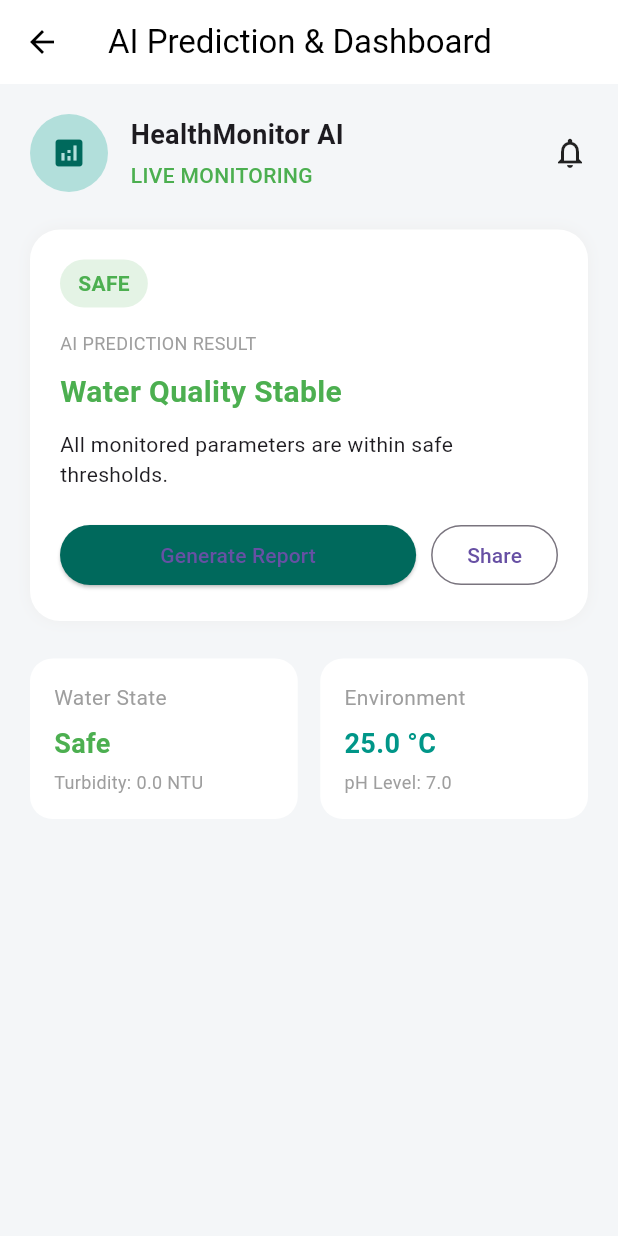
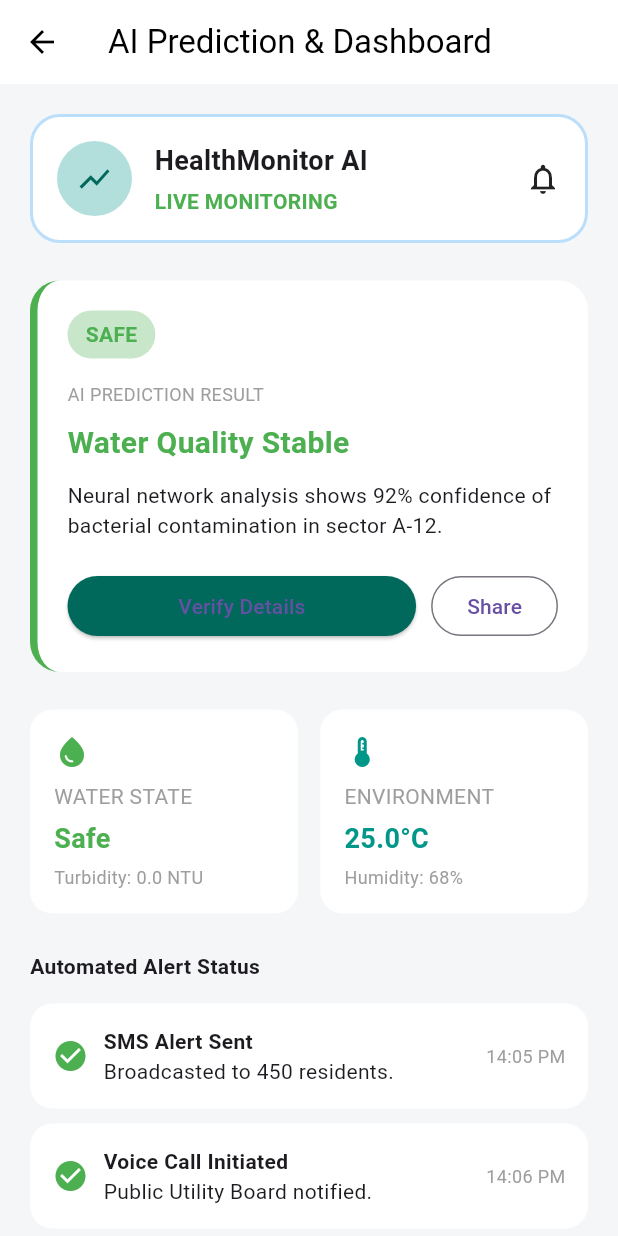
Before and after one commit to mraghavimohan-cpu/Smart_Aqua_Health, a Flutter app: the AiPredictionScreen screen opened directly with empty values, on a phone screen of 412 x 824 dp. Run offline on Flutter 3.47's test engine with Material 3 defaults, Android fonts, the phone set to English and light mode, and no system bars.

Commit message:
full working user interface frontend

```diff
--- a/smart_aqua/lib/screens/ai_prediction_screen.dart
+++ b/smart_aqua/lib/screens/ai_prediction_screen.dart
@@ -1,4 +1,5 @@
 import 'package:flutter/material.dart';
+import 'final_report_screen.dart';
 
 class AiPredictionScreen extends StatelessWidget {
   final Map<String, double> waterData;
@@ -11,22 +12,16 @@ class AiPredictionScreen extends StatelessWidget {
   @override
   Widget build(BuildContext context) {
     final double turbidity = waterData["Turbidity"] ?? 0;
-    final double ph = waterData["pH Level"] ?? 7;
     final double temperature = waterData["Temperature"] ?? 25;
 
-    /// Simple AI Risk Logic
-    bool highRisk = turbidity > 5 || ph > 8.5 || ph < 6.5;
-
-    String riskLabel = highRisk ? "HIGH RISK" : "SAFE";
-    Color riskColor = highRisk ? Colors.red : Colors.green;
-    String disease = highRisk ? "Cholera" : "No Major Threat";
+    bool highRisk = turbidity > 5;
 
     return Scaffold(
       backgroundColor: const Color(0xFFF4F6F8),
 
       appBar: AppBar(
+        elevation: 0,
         backgroundColor: Colors.white,
-        elevation: 0,
         iconTheme: const IconThemeData(color: Colors.black),
         title: const Text(
           "AI Prediction & Dashboard",
@@ -40,13 +35,23 @@ class AiPredictionScreen extends StatelessWidget {
           crossAxisAlignment: CrossAxisAlignment.start,
           children: [
 
-            /// HEADER
-            Row(
+            /// HEADER CARD
+            Container(
+              padding: const EdgeInsets.all(16),
+              decoration: BoxDecoration(
+                color: Colors.white,
+                borderRadius: BorderRadius.circular(20),
+                border: Border.all(
+                  color: Colors.blue.shade100,
+                  width: 2,
+                ),
+              ),
+              child: Row(
                 children: [
                   CircleAvatar(
-                  radius: 26,
+                    radius: 25,
                     backgroundColor: Colors.teal[100],
-                  child: Icon(Icons.analytics,
+                    child: Icon(Icons.show_chart,
                         color: Colors.teal[800]),
                   ),
                   const SizedBox(width: 15),
@@ -58,16 +63,16 @@ class AiPredictionScreen extends StatelessWidget {
                         "HealthMonitor AI",
                         style: TextStyle(
                             fontSize: 18,
-                        fontWeight: FontWeight.bold,
-                      ),
+                            fontWeight:
+                                FontWeight.bold),
                       ),
                       SizedBox(height: 4),
                       Text(
                         "LIVE MONITORING",
                         style: TextStyle(
                             color: Colors.green,
-                        fontWeight: FontWeight.w500,
-                      ),
+                            fontWeight:
+                                FontWeight.w600),
                       ),
                     ],
                   ),
@@ -75,42 +80,53 @@ class AiPredictionScreen extends StatelessWidget {
                   const Icon(Icons.notifications_none),
                 ],
               ),
+            ),
 
             const SizedBox(height: 25),
 
-            /// MAIN PREDICTION CARD
+            /// MAIN RESULT CARD
             Container(
               padding: const EdgeInsets.all(20),
               decoration: BoxDecoration(
                 color: Colors.white,
-                borderRadius:
-                    BorderRadius.circular(20),
-                boxShadow: [
-                  BoxShadow(
-                    color: Colors.grey.shade200,
-                    blurRadius: 8,
-                  )
-                ],
+                borderRadius: BorderRadius.circular(20),
+                border: Border(
+                  left: BorderSide(
+                    color: highRisk
+                        ? Colors.red
+                        : Colors.green,
+                    width: 5,
+                  ),
+                ),
               ),
               child: Column(
                 crossAxisAlignment:
                     CrossAxisAlignment.start,
                 children: [
 
-                  /// Risk Badge
+                  /// RISK BADGE
                   Container(
-                    padding: const EdgeInsets.symmetric(
-                        horizontal: 12, vertical: 6),
+                    padding:
+                        const EdgeInsets.symmetric(
+                            horizontal: 12,
+                            vertical: 6),
                     decoration: BoxDecoration(
-                      color: riskColor.withOpacity(0.15),
+                      color: highRisk
+                          ? Colors.red[100]
+                          : Colors.green[100],
                       borderRadius:
                           BorderRadius.circular(20),
                     ),
                     child: Text(
-                      riskLabel,
+                      highRisk
+                          ? "HIGH RISK"
+                          : "SAFE",
                       style: TextStyle(
-                        color: riskColor,
-                        fontWeight: FontWeight.bold,
+                        color: highRisk
+                            ? Colors.red
+                            : Colors.green,
+                        fontWeight:
+                            FontWeight.bold,
                       ),
                     ),
                   ),
@@ -120,30 +136,31 @@ class AiPredictionScreen extends StatelessWidget {
                   const Text(
                     "AI PREDICTION RESULT",
                     style: TextStyle(
-                      color: Colors.grey,
                         fontSize: 12,
-                    ),
+                        color: Colors.grey),
                   ),
 
                   const SizedBox(height: 10),
 
                   Text(
                     highRisk
-                        ? "Risk Detected: $disease"
+                        ? "Risk Detected: Cholera"
                         : "Water Quality Stable",
                     style: TextStyle(
                       fontSize: 20,
-                      fontWeight: FontWeight.bold,
-                      color: riskColor,
+                      fontWeight:
+                          FontWeight.bold,
+                      color: highRisk
+                          ? Colors.red
+                          : Colors.green,
                     ),
                   ),
 
                   const SizedBox(height: 10),
 
-                  Text(
-                    highRisk
-                        ? "Model confidence: 92% probability of bacterial contamination."
-                        : "All monitored parameters are within safe thresholds.",
+                  const Text(
+                    "Neural network analysis shows 92% confidence "
+                    "of bacterial contamination in sector A-12.",
                   ),
 
                   const SizedBox(height: 20),
@@ -152,39 +169,31 @@ class AiPredictionScreen extends StatelessWidget {
                     children: [
                       Expanded(
                         child: ElevatedButton(
-                          style: ElevatedButton.styleFrom(
+                          style:
+                              ElevatedButton.styleFrom(
                             backgroundColor:
                                 Colors.teal[800],
                             shape:
                                 RoundedRectangleBorder(
                               borderRadius:
-                                  BorderRadius.circular(
+                                  BorderRadius
+                                      .circular(
                                           20),
                             ),
                           ),
-                          onPressed: () {
-                            Navigator.pushNamed(
-                                context, '/report');
-                          },
-                          child:
-                              const Text("Generate Report"),
+                          onPressed: () {},
+                          child: const Text(
+                              "Verify Details"),
                         ),
                       ),
                       const SizedBox(width: 10),
                       OutlinedButton(
-                        style: OutlinedButton.styleFrom(
-                          shape:
-                              RoundedRectangleBorder(
-                            borderRadius:
-                                BorderRadius.circular(
-                                    20),
+                        onPressed: () {},
+                        child:
+                            const Text("Share"),
                       ),
+                    ],
                   ),
-                        onPressed: () {},
-                        child: const Text("Share"),
-                      )
-                    ],
-                  )
                 ],
               ),
             ),
@@ -195,27 +204,87 @@ class AiPredictionScreen extends StatelessWidget {
             Row(
               children: [
                 Expanded(
-                  child: buildSmallCard(
-                    "Water State",
-                    highRisk
+                  child: buildStatusCard(
+                    icon: Icons.water_drop,
+                    title: "WATER STATE",
+                    value: highRisk
                         ? "Contaminated"
                         : "Safe",
+                    subtitle:
                         "Turbidity: $turbidity NTU",
-                    highRisk
+                    color: highRisk
                         ? Colors.red
                         : Colors.green,
                   ),
                 ),
                 const SizedBox(width: 15),
                 Expanded(
-                  child: buildSmallCard(
-                    "Environment",
-                    "$temperature °C",
-                    "pH Level: $ph",
-                    Colors.teal,
+                  child: buildStatusCard(
+                    icon: Icons.thermostat,
+                    title: "ENVIRONMENT",
+                    value: "$temperature°C",
+                    subtitle: "Humidity: 68%",
+                    color: Colors.teal,
                   ),
                 ),
               ],
+            ),
+
+            const SizedBox(height: 25),
+
+            /// ALERT STATUS
+            const Text(
+              "Automated Alert Status",
+              style:
+                  TextStyle(fontWeight: FontWeight.bold),
+            ),
+            const SizedBox(height: 15),
+
+            buildAlertTile(
+              "SMS Alert Sent",
+              "Broadcasted to 450 residents.",
+              "14:05 PM",
+            ),
+            const SizedBox(height: 10),
+            buildAlertTile(
+              "Voice Call Initiated",
+              "Public Utility Board notified.",
+              "14:06 PM",
+            ),
+
+            const SizedBox(height: 35),
+
+            /// FINAL REPORT BUTTON
+            SizedBox(
+              width: double.infinity,
+              height: 55,
+              child: ElevatedButton(
+                style: ElevatedButton.styleFrom(
+                  backgroundColor:
+                      const Color(0xFF0D1B2A),
+                  shape:
+                      RoundedRectangleBorder(
+                    borderRadius:
+                        BorderRadius.circular(
+                            20),
+                  ),
+                ),
+                onPressed: () {
+                  Navigator.pushNamed(
+                    context,
+                    '/report',
+                    arguments: waterData,
+                  );
+                },
+                child: const Text(
+                  "View Final Report",
+                  style: TextStyle(
+                    fontSize: 16,
+                    fontWeight:
+                        FontWeight.bold,
+                  ),
+                ),
+              ),
             ),
           ],
         ),
@@ -223,11 +292,13 @@ class AiPredictionScreen extends StatelessWidget {
     );
   }
 
-  Widget buildSmallCard(
-      String title,
-      String value,
-      String subtitle,
-      Color color) {
+  Widget buildStatusCard({
+    required IconData icon,
+    required String title,
+    required String value,
+    required String subtitle,
+    required Color color,
+  }) {
     return Container(
       padding: const EdgeInsets.all(16),
       decoration: BoxDecoration(
@@ -239,16 +310,18 @@ class AiPredictionScreen extends StatelessWidget {
         crossAxisAlignment:
             CrossAxisAlignment.start,
         children: [
+          Icon(icon, color: color),
+          const SizedBox(height: 8),
           Text(title,
-              style: const TextStyle(
-                  color: Colors.grey)),
-          const SizedBox(height: 8),
+              style:
+                  const TextStyle(color: Colors.grey)),
+          const SizedBox(height: 5),
           Text(value,
               style: TextStyle(
                   fontSize: 18,
-                fontWeight: FontWeight.bold,
-                color: color,
-              )),
+                  fontWeight:
+                      FontWeight.bold,
+                  color: color)),
           const SizedBox(height: 4),
           Text(subtitle,
               style: const TextStyle(
@@ -258,4 +331,40 @@ class AiPredictionScreen extends StatelessWidget {
       ),
     );
   }
+
+  Widget buildAlertTile(
+      String title, String subtitle, String time) {
+    return Container(
+      padding: const EdgeInsets.all(15),
+      decoration: BoxDecoration(
+        color: Colors.white,
+        borderRadius:
+            BorderRadius.circular(15),
+      ),
+      child: Row(
+        children: [
+          const Icon(Icons.check_circle,
+              color: Colors.green),
+          const SizedBox(width: 10),
+          Expanded(
+            child: Column(
+              crossAxisAlignment:
+                  CrossAxisAlignment.start,
+              children: [
+                Text(title,
+                    style: const TextStyle(
+                        fontWeight:
+                            FontWeight.bold)),
+                Text(subtitle),
+              ],
+            ),
+          ),
+          Text(time,
+              style: const TextStyle(
+                  fontSize: 12,
+                  color: Colors.grey)),
+        ],
+      ),
+    );
   }
+}
```
Also changed, not shown: smart_aqua/lib/main.dart (+19 -2 lines), smart_aqua/lib/screens/final_report_screen.dart (+100 -44 lines). Lines whose indentation alone changed are shown as unchanged.
